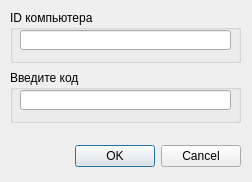
Qt form code.ui (zak2791/TabloKudo) before a commit.
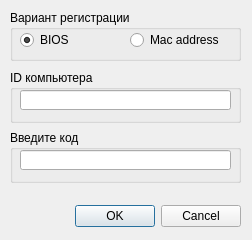
The same form after that commit.

```diff
--- a/code.ui
+++ b/code.ui
@@ -7,9 +7,27 @@
     <x>0</x>
     <y>0</y>
     <width>252</width>
-    <height>182</height>
+    <height>240</height>
    </rect>
   </property>
+  <property name="sizePolicy">
+   <sizepolicy hsizetype="Fixed" vsizetype="Fixed">
+    <horstretch>0</horstretch>
+    <verstretch>0</verstretch>
+   </sizepolicy>
+  </property>
+  <property name="minimumSize">
+   <size>
+    <width>252</width>
+    <height>240</height>
+   </size>
+  </property>
+  <property name="maximumSize">
+   <size>
+    <width>252</width>
+    <height>240</height>
+   </size>
+  </property>
   <property name="windowTitle">
    <string>Ввод кода</string>
   </property>
@@ -17,7 +35,7 @@
    <property name="geometry">
     <rect>
      <x>10</x>
-     <y>140</y>
+     <y>200</y>
      <width>231</width>
      <height>32</height>
     </rect>
@@ -33,7 +51,7 @@
    <property name="geometry">
     <rect>
      <x>10</x>
-     <y>10</y>
+     <y>70</y>
      <width>231</width>
      <height>53</height>
     </rect>
@@ -59,7 +77,7 @@
    <property name="geometry">
     <rect>
      <x>10</x>
-     <y>70</y>
+     <y>130</y>
      <width>231</width>
      <height>53</height>
     </rect>
@@ -78,6 +96,48 @@
     </property>
    </widget>
   </widget>
+  <widget class="QGroupBox" name="groupBox_3">
+   <property name="geometry">
+    <rect>
+     <x>10</x>
+     <y>10</y>
+     <width>231</width>
+     <height>51</height>
+    </rect>
+   </property>
+   <property name="title">
+    <string>Вариант регистрации</string>
+   </property>
+   <widget class="QRadioButton" name="rbBios">
+    <property name="geometry">
+     <rect>
+      <x>10</x>
+      <y>20</y>
+      <width>89</width>
+      <height>20</height>
+     </rect>
+    </property>
+    <property name="text">
+     <string>BIOS</string>
+    </property>
+    <property name="checked">
+     <bool>true</bool>
+    </property>
+   </widget>
+   <widget class="QRadioButton" name="rbMac">
+    <property name="geometry">
+     <rect>
+      <x>120</x>
+      <y>20</y>
+      <width>89</width>
+      <height>20</height>
+     </rect>
+    </property>
+    <property name="text">
+     <string>Mac address</string>
+    </property>
+   </widget>
+  </widget>
  </widget>
  <resources/>
  <connections>
```
